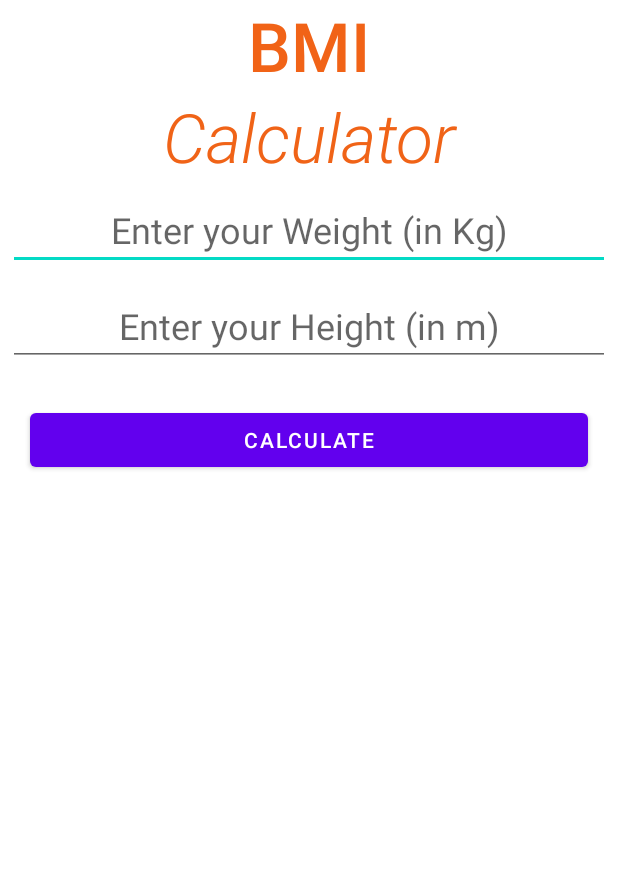
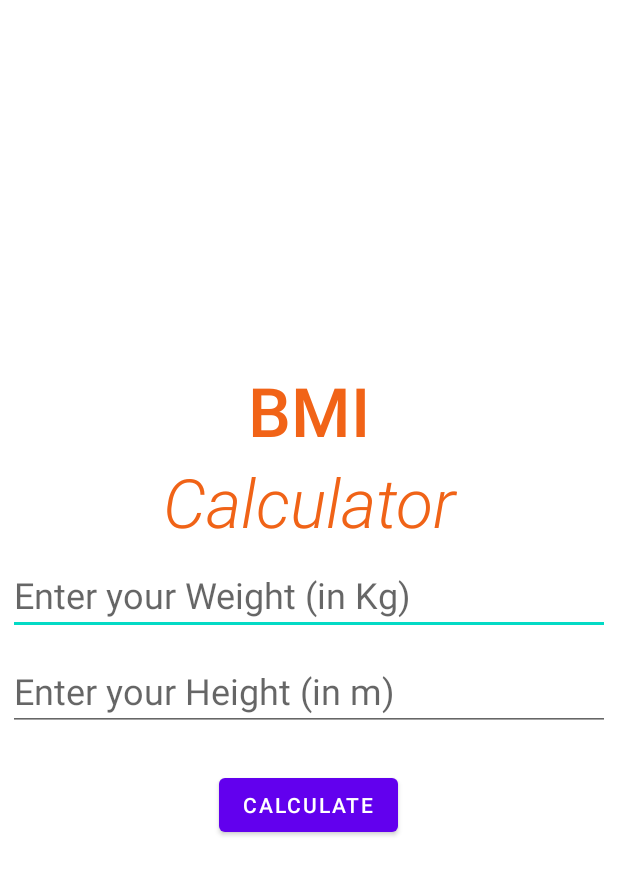
Before and after one commit to MORGUE28/BMI_Calculator, an Android app: the screen it shows after launch (MainActivity), on a phone screen of 412 x 824 dp. Shown: the top 875 px of the screen. Run offline under Robolectric (Android 15) with nearby library versions, the phone set to English and light mode, and no system bars.

```diff
--- a/app/src/main/res/layout/activity_main.xml
+++ b/app/src/main/res/layout/activity_main.xml
@@ -5,12 +5,11 @@
     android:layout_height="match_parent"
     tools:context=".MainActivity"
     android:orientation="vertical"
-    android:layout_gravity="center">
+    android:gravity="center">
 
         <TextView
             android:layout_width="match_parent"
             android:layout_height="wrap_content"
-            android:gravity="center"
             android:fontFamily="sans-serif-light"
             android:text="BMI"
             android:textAlignment="center"
@@ -22,7 +21,6 @@
             android:layout_width="match_parent"
             android:layout_height="wrap_content"
             android:fontFamily="sans-serif-light"
-            android:gravity="center"
             android:text="Calculator"
             android:textAlignment="center"
             android:textAppearance="@style/TextAppearance.AppCompat.Display2"
@@ -35,7 +33,6 @@
             android:layout_height="wrap_content"
             android:layout_margin="5dp"
             android:layout_marginTop="30dp"
-            android:gravity="center"
             android:hint="Enter your Weight (in Kg)"
             android:inputType="numberDecimal"
             android:textSize="24sp" />
@@ -46,7 +43,6 @@
             android:layout_height="wrap_content"
             android:layout_margin="5dp"
             android:layout_marginTop="5dp"
-            android:gravity="center"
             android:hint="Enter your Height (in m)"
             android:importantForAutofill="no"
             android:inputType="numberDecimal"
@@ -54,27 +50,27 @@
 
         <Button
             android:id="@+id/calcBMI"
-            android:layout_width="match_parent"
+            android:layout_width="wrap_content"
             android:layout_height="wrap_content"
             android:layout_margin="20dp"
-            android:gravity="center"
+            android:layout_marginTop="30dp"
             android:text="Calculate"
             android:onClick="alertx"
             android:textAlignment="center"/>
 
-        <TextView
-            android:id="@+id/output"
-            android:layout_width="match_parent"
-            android:layout_height="wrap_content"
-            android:gravity="center"
-            android:textAlignment="center"
-            android:textSize="30sp" />
-        <TextView
-            android:id="@+id/output2"
-            android:layout_width="match_parent"
-            android:layout_height="wrap_content"
-            android:gravity="center"
-            android:textAlignment="center"
-            android:textSize="40sp" />
+<!--        <TextView-->
+<!--            android:id="@+id/output"-->
+<!--            android:layout_width="match_parent"-->
+<!--            android:layout_height="wrap_content"-->
+<!--            android:gravity="center"-->
+<!--            android:textAlignment="center"-->
+<!--            android:textSize="30sp" />-->
+<!--        <TextView-->
+<!--            android:id="@+id/output2"-->
+<!--            android:layout_width="match_parent"-->
+<!--            android:layout_height="wrap_content"-->
+<!--            android:gravity="center"-->
+<!--            android:textAlignment="center"-->
+<!--            android:textSize="40sp" />-->
 
 </LinearLayout>
```
Also changed, not shown: app/src/main/java/com/example/bmi_calculator/MainActivity.kt (+23 -6 lines).
